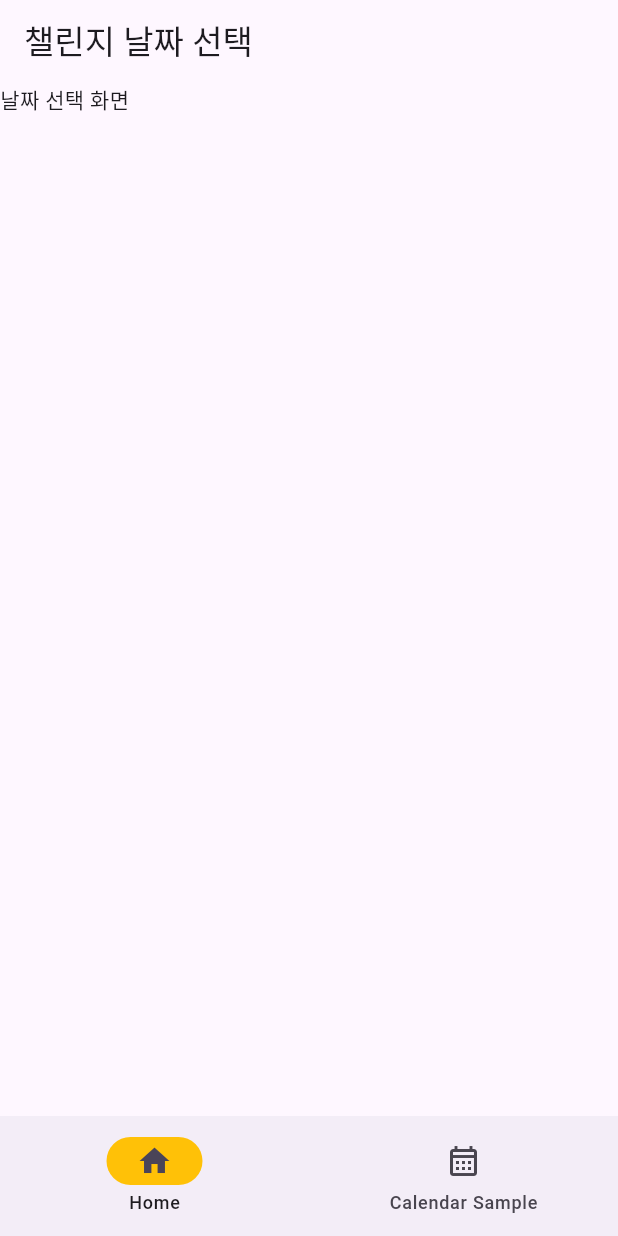
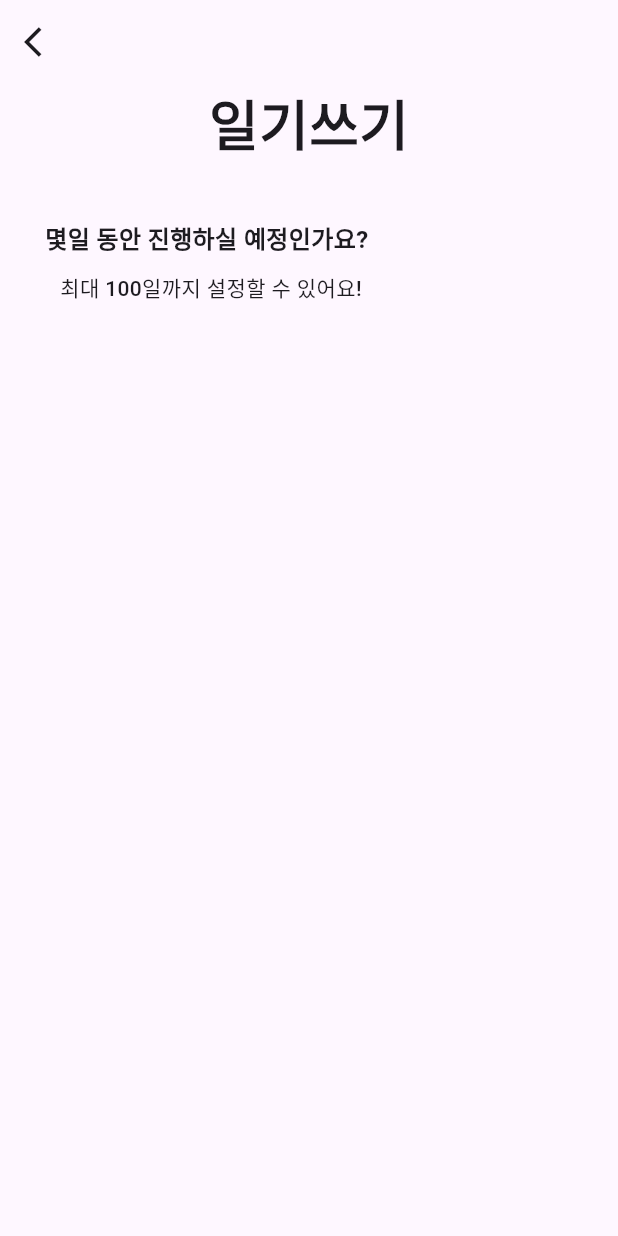
Before and after one commit to hatssue/client, a Flutter app: the CalendarView screen opened by its route, on a phone screen of 412 x 824 dp. Run offline on Flutter 3.47's test engine with Material 3 defaults, Android fonts, the phone set to English and light mode, and no system bars; our stand-ins replace go_router, table_calendar.

Commit message:
✨날짜 선택 화면에 텍스트 필드 등 추가

```diff
--- a/lib/calendarView.dart
+++ b/lib/calendarView.dart
@@ -1,41 +1,92 @@
 import 'package:flutter/material.dart';
 import 'package:go_router/go_router.dart';
-import 'calendarSampleView.dart';
+// import 'package:table_calendar/table_calendar.dart';
 
 class CalendarView extends StatelessWidget {
   const CalendarView({super.key});
 
+  // final DateTime _focusedDay = DateTime.now();
+  // final DateTime today = DateTime.now();
+  // final DateTime _firstDay = DateTime(today.year, today.month - 3, today.day);
+  // final DateTime _lastDay = DateTime(today.year, today.month + 3, today.day);
+
+
   @override
   Widget build(BuildContext context) {
+
     return Scaffold(
       appBar: AppBar(
-        title: Text('챌린지 날짜 선택'),
+        leading: IconButton(
+          onPressed: () {
+            return context.go('/');
+          },
+          icon: const Icon(Icons.arrow_back_ios),
+        ),
       ),
-      bottomNavigationBar: NavigationBar(
-        onDestinationSelected: (int index) {
-          if(index == 0) {
-            return context.go('/');
-          }
-          if(index == 1) {
-            return context.go('/calendarSample');
-          }
-        },
-        indicatorColor: Colors.amber,
-        selectedIndex: 0,
-        destinations: const <Widget>[
-          NavigationDestination(
-            selectedIcon: Icon(Icons.home),
-            icon: Icon(Icons.home_outlined),
-            label: 'Home',
+      // bottomNavigationBar: NavigationBar(
+      //   onDestinationSelected: (int index) {
+      //     if (index == 0) {
+      //       return context.go('/');
+      //     }
+      //     if (index == 1) {
+      //       return context.go('/calendarSample');
+      //     }
+      //   },
+      //   indicatorColor: Colors.amber,
+      //   selectedIndex: 0,
+      //   destinations: const <Widget>[
+      //     NavigationDestination(
+      //       selectedIcon: Icon(Icons.home),
+      //       icon: Icon(Icons.home_outlined),
+      //       label: 'Home',
+      //     ),
+      //     NavigationDestination(
+      //       selectedIcon: Icon(Icons.calendar_month),
+      //       icon: Icon(Icons.calendar_month_outlined),
+      //       label: 'Calendar Sample',
+      //     ),
+      //   ],
+      // ),
+      body: const Column(
+        crossAxisAlignment: CrossAxisAlignment.start,
+        mainAxisAlignment: MainAxisAlignment.start,
+        children: [
+          Center(
+            child: Text(
+              '일기쓰기',
+              style: TextStyle(
+                fontSize: 36,
+                fontWeight: FontWeight.w700,
+              ),
+            ),
           ),
-          NavigationDestination(
-            selectedIcon: Icon(Icons.calendar_month),
-            icon: Icon(Icons.calendar_month_outlined),
-            label: 'Calendar Sample',
+          SizedBox(height: 30.0),
+          Padding(
+            padding: EdgeInsets.symmetric(vertical: 10, horizontal: 30),
+            child: Text(
+              '몇일 동안 진행하실 예정인가요?',
+              style: TextStyle(
+                fontSize: 16,
+                fontWeight: FontWeight.w700,
+              ),
+            ),
           ),
+          Padding(
+            padding: EdgeInsets.symmetric(vertical: 0, horizontal: 40),
+            child: Text(
+              '최대 100일까지 설정할 수 있어요!',
+              style: TextStyle(
+                fontSize: 14,
+                fontWeight: FontWeight.w500,
+              ),
+            ),
+          ),
+          SizedBox(height: 30.0),
+          // TableCalendar(focusedDay: _focusedDay, firstDay: _firstDay,
+          //
+          //     lastDay: _lastDay)
         ],
       ),
-      body: Text('날짜 선택 화면'),
     );
   }
 }
```
